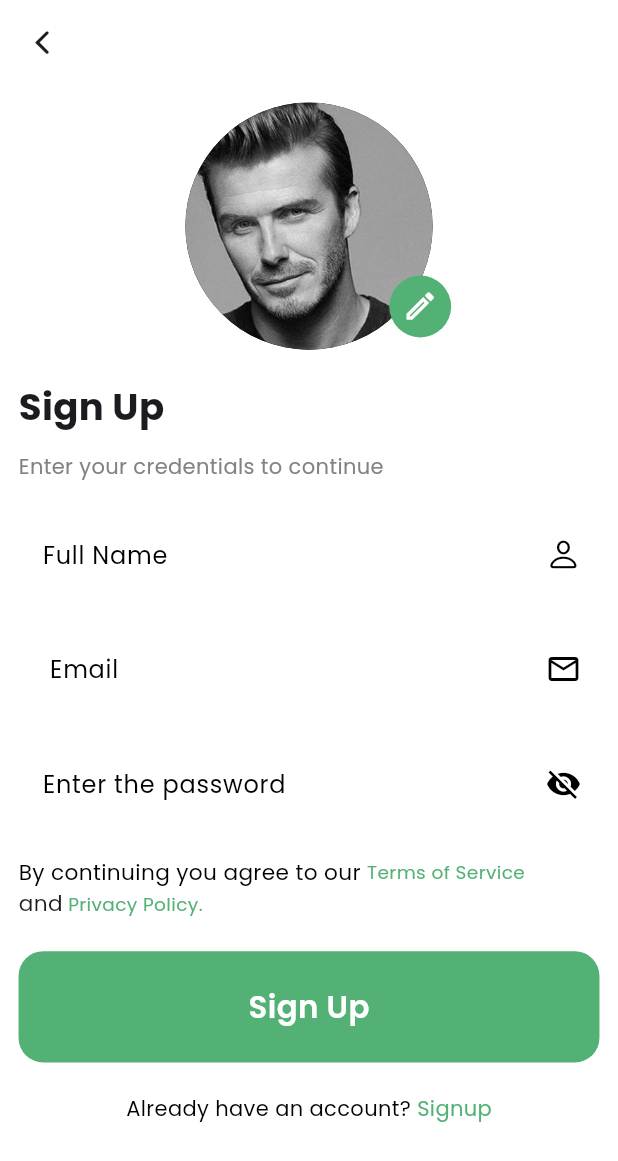
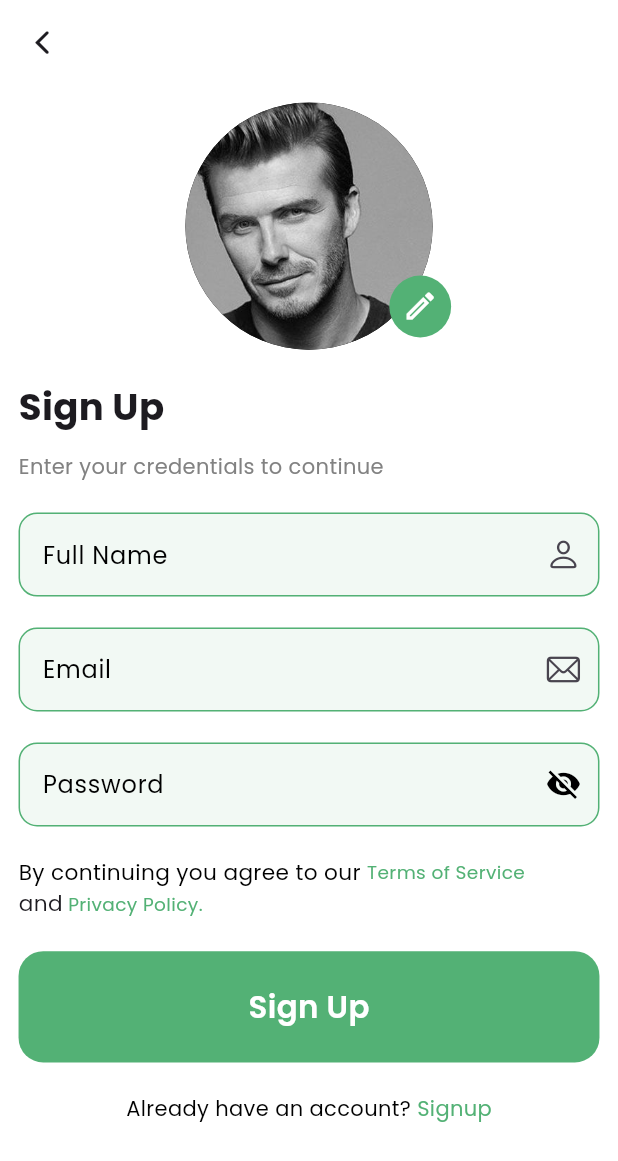
Before and after one commit to shibii787/nectar_project1, a Flutter app: the signupPage screen opened directly, on a phone screen of 412 x 824 dp. Shown: the top 1161 px of the screen. Run offline on Flutter 3.47's test engine with Material 3 defaults, Android fonts, the phone set to English and light mode, and no system bars; our stand-ins replace carousel_slider, cloud_firestore, country_code_picker, firebase_auth, firebase_core, firebase_storage and 11 more; missing offline and left inert: animated_rating_stars, flutter_flip_card; accounts and stored records are empty.

Commit message:
edit sign up page

```diff
--- a/lib/app_authentication/signup_page.dart
+++ b/lib/app_authentication/signup_page.dart
@@ -169,120 +169,185 @@ class _signupPageState extends State<signupPage> {
               SizedBox(
                 height: w * 0.05,
               ),
-              TextFormField(
-                controller: nameController,
-                style: TextStyle(color: theColors.secondary),
+              Container(
+                decoration: BoxDecoration(
+                    borderRadius: BorderRadius.circular(w*0.03)
+                ),
+                child: TextFormField(
+                  style: TextStyle(
+                    color: theColors.secondary,
+                  ),
+                  controller: emailController,
+                  autovalidateMode: AutovalidateMode.onUserInteraction,
+
                   decoration: InputDecoration(
-                    fillColor: theColors.primaryColor,
                     filled: true,
-                    hintText: "Full Name",
-                    hintStyle: TextStyle(color: theColors.secondary),
-                    suffixIcon:
-                        Icon(CupertinoIcons.person, color: theColors.secondary),
+                    fillColor: theColors.third.withOpacity(0.08),
+                    labelText: "Full Name",
+                    labelStyle: TextStyle(
+                        color: theColors.secondary
+                    ),
+                    hintText: "Enter the Full Name",
+                    hintStyle: TextStyle(
+                        color: theColors.secondary
+                    ),
+                    suffixIcon: Icon(CupertinoIcons.person),
                     enabledBorder: OutlineInputBorder(
-                        borderRadius: BorderRadius.circular(w * 0.03),
-                        borderSide: BorderSide.none),
-                    // label: Text("Full Name",
-                    //     style: TextStyle(
-                    //         color: color.thirdColor,
-                    //         fontSize: w*0.049
-                    //     )),
+                      borderRadius: BorderRadius.circular(w*0.03),
+                      borderSide: BorderSide(
+                          color: theColors.third
+                      ),
+                    ),
                     focusedBorder: OutlineInputBorder(
-                      borderRadius: BorderRadius.circular(w * 0.03),
-                      borderSide: BorderSide(color: theColors.nine),
-                    )),
+                      borderRadius: BorderRadius.circular(w*0.03),
+                      borderSide: BorderSide(
+                          color: theColors.third
+                      ),
+                    ),
+                    border: OutlineInputBorder(
+                      borderRadius: BorderRadius.circular(w*0.03),
+                      borderSide: BorderSide(
+                          color: theColors.third
+                      ),
+                    ),
+                    // focusedBorder: OutlineInputBorder(
+                    //   borderRadius: BorderRadius.circular(width*0.03),
+                    //     borderSide: BorderSide(
+                    //         color: Colors.blue
+                    //     )
+                    // )
+                  ),
+                ),
               ),
               SizedBox(
                 height: w * 0.05,
               ),
-              TextFormField(
-                style: TextStyle(color: theColors.secondary),
-                // textCapitalization: TextCapitalization.characters,
+              Container(
+                decoration: BoxDecoration(
+                    borderRadius: BorderRadius.circular(w*0.03)
+                ),
+                child: TextFormField(
+                  style: TextStyle(
+                    color: theColors.secondary,
+                  ),
                   controller: emailController,
-                keyboardType: TextInputType.emailAddress,
                   autovalidateMode: AutovalidateMode.onUserInteraction,
                   validator: (value) {
-                  if (!emailValidation.hasMatch(value!)) {
-                    return "Enter the email";
-                  } else {
+                    if(!emailValidation.hasMatch(value!))
+                    {
+                      return "Email";
+                    }
+                    else{
                       return null;
                     }
                   },
                   decoration: InputDecoration(
                     filled: true,
-                    fillColor: theColors.primaryColor,
-                    hintText: " Email",
-                    hintStyle: TextStyle(color: theColors.secondary),
-                    suffixIcon:
-                        Icon(Icons.email_outlined, color: theColors.secondary),
+                    fillColor: theColors.third.withOpacity(0.08),
+                    labelText: "Email",
+                    labelStyle: TextStyle(
+                        color: theColors.secondary
+                    ),
+                    hintText: "Enter the Email",
+                    hintStyle: TextStyle(
+                        color: theColors.secondary
+                    ),
+                    suffixIcon: Icon(CupertinoIcons.mail),
+                    enabledBorder: OutlineInputBorder(
+                      borderRadius: BorderRadius.circular(w*0.03),
+                      borderSide: BorderSide(
+                          color: theColors.third
+                      ),
+                    ),
+                    focusedBorder: OutlineInputBorder(
+                      borderRadius: BorderRadius.circular(w*0.03),
+                      borderSide: BorderSide(
+                          color: theColors.third
+                      ),
+                    ),
                     border: OutlineInputBorder(
-                        borderRadius: BorderRadius.circular(w * 0.03),
-                        borderSide: BorderSide.none),
-                    // label: Text("Email",
-                    //     style: TextStyle(
-                    //         color: color.secondaryColor,
-                    //         fontSize: w*0.05
-                    //     )),
-                    focusedBorder: OutlineInputBorder(
-                        borderRadius: BorderRadius.circular(w * 0.03),
-                        borderSide: BorderSide(color: theColors.nine))),
+                      borderRadius: BorderRadius.circular(w*0.03),
+                      borderSide: BorderSide(
+                          color: theColors.third
+                      ),
+                    ),
+                    // focusedBorder: OutlineInputBorder(
+                    //   borderRadius: BorderRadius.circular(width*0.03),
+                    //     borderSide: BorderSide(
+                    //         color: Colors.blue
+                    //     )
+                    // )
+                  ),
+                ),
               ),
               SizedBox(
                 height: w * 0.05,
               ),
-              TextFormField(
+              Container(
+                decoration: BoxDecoration(
+                    borderRadius: BorderRadius.circular(w*0.03)
+                ),
+                child: TextFormField(
                   style: TextStyle(
                     color: theColors.secondary,
                   ),
                   controller: passwordController,
                   autovalidateMode: AutovalidateMode.onUserInteraction,
                   validator: (value) {
-                  if (!passwordValidation.hasMatch(value!)) {
-                    return "Enter the password";
-                  } else {
+                    if(!passwordValidation.hasMatch(value!))
+                    {
+                      return "Password";
+                    }
+                    else{
                       return null;
                     }
                   },
-                obscureText: tap ? true : false,
+                  obscureText: tap?true:false,
                   decoration: InputDecoration(
-                  fillColor: theColors.primaryColor,
                     filled: true,
+                    fillColor: theColors.third.withOpacity(0.08),
+                    labelText: "Password",
+                    labelStyle: TextStyle(
+                        color: theColors.secondary
+                    ),
                     hintText: "Enter the password",
-                  hintStyle: TextStyle(color: theColors.secondary),
+                    hintStyle: TextStyle(
+                        color: theColors.secondary
+                    ),
                     suffixIcon: InkWell(
                         onTap: () {
-                        tap = !tap;
-                        setState(() {});
+                          tap=!tap;
+                          setState(() {
+                          });
                         },
-                      child: tap == false
-                          ? Icon(
-                              Icons.visibility,
-                              color: theColors.secondary,
-                            )
-                          : Icon(
-                              Icons.visibility_off,
-                              color: theColors.secondary,
-                            )),
+                        child:tap==false? Icon(Icons.visibility,
+                          color: theColors.secondary,):Icon(Icons.visibility_off,
+                          color: theColors.secondary,)),
+                    enabledBorder: OutlineInputBorder(
+                      borderRadius: BorderRadius.circular(w*0.03),
+                      borderSide: BorderSide(
+                          color: theColors.third
+                      ),
+                    ),
+                    focusedBorder: OutlineInputBorder(
+                      borderRadius: BorderRadius.circular(w*0.03),
+                      borderSide: BorderSide(
+                          color: theColors.third
+                      ),
+                    ),
                     border: OutlineInputBorder(
-                    borderRadius: BorderRadius.circular(w * 0.03),
-                    borderSide: BorderSide.none,
+                      borderRadius: BorderRadius.circular(w*0.03),
+                      borderSide: BorderSide(
+                          color: theColors.third
                       ),
-                  // suffixIcon: Icon(CupertinoIcons.lock,
-                  //   color: theColors.secondary,)
-                  // label: Padding(
-                  //   padding: EdgeInsets.all(w*0.025),
-                  //   child: Text("Password",
-                  //       style: TextStyle(
-                  //           color: color.thirdColor,
-                  //           fontSize: w*0.05
-                  //       )),
-                  // ),
+                    ),
                     // focusedBorder: OutlineInputBorder(
                     //   borderRadius: BorderRadius.circular(width*0.03),
                     //     borderSide: BorderSide(
                     //         color: Colors.blue
                     //     )
                     // )
+                  ),
                 ),
               ),
               SizedBox(
--- a/lib/main.dart
+++ b/lib/main.dart
@@ -62,7 +62,7 @@ class MyApp extends StatelessWidget {
             textTheme: GoogleFonts.poppinsTextTheme()
         ),
         debugShowCheckedModeBanner: false,
-        home: logIn(),
+        home: signupPage(),
       ),
     );
   }
```
Lines whose indentation alone changed are shown as unchanged.
